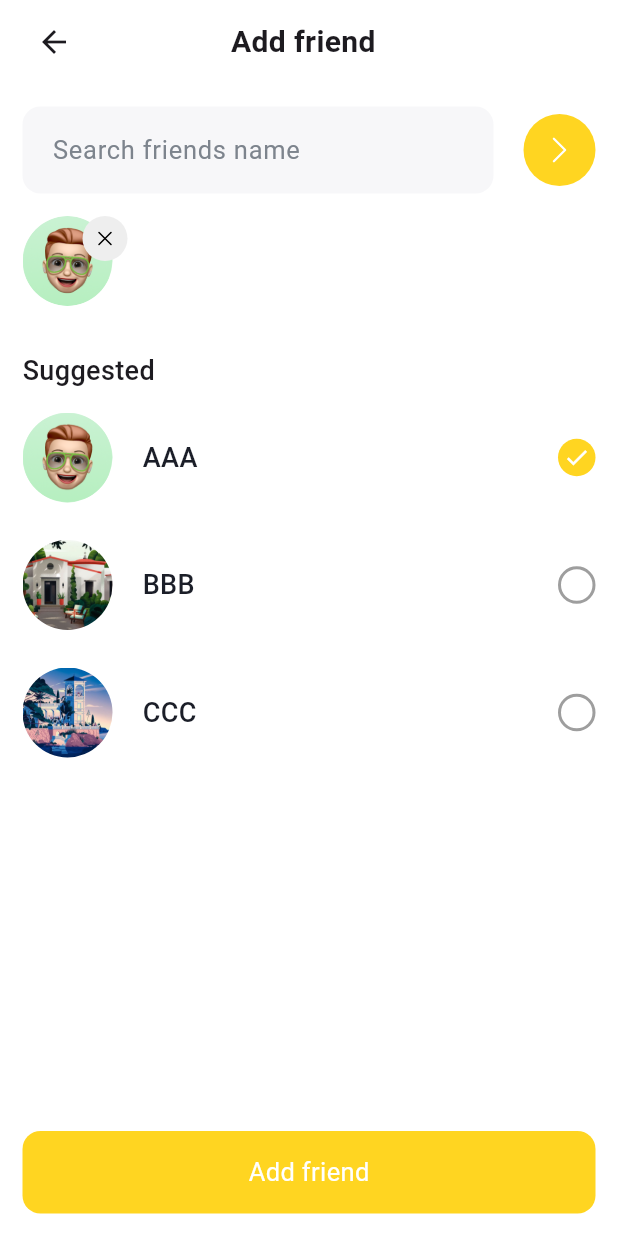
After one commit to Duonganhdu2002/Travel-Flanning-Chat-FE-Flutter, a Flutter app: the AddFriendPage screen opened directly, after a tap on "AAA", on a phone screen of 412 x 824 dp. The commit adds this screen. Run offline on Flutter 3.47's test engine with Material 3 defaults, Android fonts, the phone set to English and light mode, and no system bars; our stand-ins replace flutter_svg, google_fonts, image_picker, jwt_decoder, readmore, snippet_coder_utils and 1 more; missing offline and left inert: api_cache_manager; accounts and stored records are empty.

Commit message:
Them hinh anh, lam trang add friend

```diff
--- a/lib/components/combo_icon.dart
+++ b/lib/components/combo_icon.dart
@@ -1,4 +1,5 @@
 import 'package:flutter/material.dart';
+import 'package:flutter_app/pages/add_friend_page.dart';
 import 'package:flutter_svg/flutter_svg.dart';
 
 class ComboIcon extends StatelessWidget {
@@ -7,7 +8,10 @@ class ComboIcon extends StatelessWidget {
   void _onSelected(BuildContext context, String choice) {
     switch (choice) {
       case "1":
-        // Handle thêm bạn action here
+        Navigator.push(
+          context,
+          MaterialPageRoute(builder: (context) => const AddFriendPage()),
+        );
         break;
       case '2':
         // Handle xem danh sách nhóm action here
@@ -47,7 +51,7 @@ class ComboIcon extends StatelessWidget {
                     children: [
                       Icon(Icons.person_add),
                       SizedBox(width: 8),
-                      Text('List friend'),
+                      Text('Add friend'),
                     ],
                   ),
                 ),
--- a/lib/components/search_input.dart
+++ b/lib/components/search_input.dart
@@ -38,6 +38,18 @@ class SearchInput extends StatelessWidget {
                 border: InputBorder.none,
               ),
             ),
+
+          ),
+          ImageFiltered(
+            imageFilter: const ColorFilter.mode(
+              Color(0xFF7D848D),
+              BlendMode.srcATop,
+            ),
+            child: SvgPicture.asset(
+              "lib/images/RightArrow.svg",
+              width: 28,
+              height: 28,
+            ),
           ),
         ],
       ),
--- /dev/null
+++ b/lib/components/search_username.dart
@@ -0,0 +1,69 @@
+import 'package:flutter/material.dart';
+import 'package:flutter_svg/flutter_svg.dart';
+
+class SearchUsername extends StatelessWidget {
+  const SearchUsername({super.key});
+
+  @override
+  Widget build(BuildContext context) {
+    return Column(children: [
+      Row(
+        children: [
+          Expanded(
+            child: Container(
+              width: double.infinity,
+              decoration: BoxDecoration(
+                color: const Color(0xFFF7F7F9),
+                borderRadius: BorderRadius.circular(12),
+              ),
+              padding:
+                  const EdgeInsets.symmetric(horizontal: 20, vertical: 5),
+              child: const Row(
+                children: [
+                  Expanded(
+                    child: TextField(
+                      decoration: InputDecoration(
+                        hintText: 'Search friends name',
+                        hintStyle: TextStyle(
+                            color: Color(0xFF7D848D),
+                            fontSize: 17,
+                            fontWeight: FontWeight.w400),
+                        border: InputBorder.none,
+                      ),
+                    ),
+                  ),
+                  SizedBox(width: 10),
+
+                ],
+              ),
+            ),
+          ),
+          const SizedBox(
+            width: 20,
+          ),
+          Container(
+            decoration: BoxDecoration(
+              color: const Color(0xFFFFD521),
+              borderRadius: BorderRadius.circular(40),
+            ),
+            child: Stack(
+              children: [
+                IconButton(
+                  icon: ImageFiltered(
+                    imageFilter: const ColorFilter.mode(
+                        Colors.white, BlendMode.srcATop),
+                    child: SvgPicture.asset(
+                      "lib/images/RightArrow.svg",
+                      width: 24,
+                      height: 24,
+                    ),
+                  ), onPressed: () {  },
+                )
+              ],
+            ),
+          )
+        ],
+      ),
+    ]);
+  }
+}
--- /dev/null
+++ b/lib/pages/add_friend_page.dart
@@ -0,0 +1,213 @@
+import 'package:flutter/material.dart';
+import 'package:flutter_app/components/app_bar.dart';
+import 'package:flutter_app/components/search_username.dart';
+import 'package:flutter_app/models/list_friend_suggest_model.dart';
+import 'package:flutter_app/pages/details_page.dart';
+import 'package:flutter_svg/flutter_svg.dart';
+
+class AddFriendPage extends StatefulWidget {
+  const AddFriendPage({super.key});
+
+  @override
+  State<AddFriendPage> createState() => _AddFriendPageState();
+}
+
+class _AddFriendPageState extends State<AddFriendPage> {
+  List<String> selectedFriends = [];
+
+  void toggleSelection(String friendId) {
+    setState(() {
+      if (selectedFriends.contains(friendId)) {
+        selectedFriends.remove(friendId);
+      } else {
+        selectedFriends.add(friendId);
+      }
+    });
+  }
+
+  @override
+  Widget build(BuildContext context) {
+    return Scaffold(
+      appBar: const CustomBar(
+        leftWidget: BackButton(),
+        centerWidget1: Text(
+          "Add friend",
+          style: TextStyle(
+            fontSize: 20,
+            fontWeight: FontWeight.bold,
+          ),
+        ),
+        rightWidget: Text("               "),
+      ),
+      bottomNavigationBar: Padding(
+        padding: const EdgeInsets.all(15.0),
+        child: InkWell(
+          onTap: () {
+            Navigator.push(
+              context,
+              MaterialPageRoute(builder: (context) => const DetailsPage()),
+            );
+          },
+          child: Container(
+            decoration: BoxDecoration(
+              color: const Color(0xFFFFD521), // Background color
+              borderRadius: BorderRadius.circular(12), // BorderRadius
+            ),
+            height: 55,
+            width: double.infinity,
+            child: const Center(
+              child: Text(
+                'Add friend',
+                style: TextStyle(
+                  color: Colors.white, // Text color
+                  fontSize: 17,
+                ),
+              ),
+            ),
+          ),
+        ),
+      ),
+      backgroundColor: const Color(0xFFFFFFFF),
+      body: Padding(
+        padding: const EdgeInsets.all(15.0),
+        child: Column(
+          crossAxisAlignment: CrossAxisAlignment.start,
+          children: [
+            const SearchUsername(),
+            const SizedBox(height: 15),
+            if (selectedFriends.isNotEmpty)
+              SizedBox(
+                height: 80,
+                child: ListView.builder(
+                  scrollDirection: Axis.horizontal,
+                  itemCount: selectedFriends.length,
+                  itemBuilder: (context, index) {
+                    final selectedFriendId = selectedFriends[index];
+                    final friend = listFriendSuggestModel.firstWhere(
+                        (friend) => friend.userId == selectedFriendId);
+
+                    return Padding(
+                      padding: const EdgeInsets.only(right: 15.0),
+                      child: SizedBox(
+                        width: 70,
+                        child: Stack(
+                          children: [
+                            ClipRRect(
+                              borderRadius: BorderRadius.circular(40),
+                              child: Image.asset(
+                                friend.imagePath,
+                                width: 60,
+                                height: 60,
+                                fit: BoxFit.cover,
+                              ),
+                            ),
+                            Positioned(
+                              right: 0,
+                              child: Container(
+                                width: 30,
+                                height: 30,
+                                decoration: BoxDecoration(
+                                  color: Colors.grey[200],
+                                  borderRadius: BorderRadius.circular(40),
+                                ),
+                                child: IconButton(
+                                  padding: EdgeInsets.zero,
+                                  icon: SvgPicture.asset(
+                                    "lib/images/delete.svg",
+                                    width: 16,
+                                    height: 16,
+                                  ),
+                                  onPressed: () {
+                                    setState(() {
+                                      selectedFriends.removeAt(index);
+                                    });
+                                  },
+                                ),
+                              ),
+                            ),
+                          ],
+                        ),
+                      ),
+                    );
+                  },
+                ),
+              ),
+            const SizedBox(height: 10),
+            const Text(
+              "Suggested",
+              style: TextStyle(fontSize: 18, fontWeight: FontWeight.w500),
+            ),
+            const SizedBox(height: 15),
+            Expanded(
+              child: ListView.builder(
+                itemCount: listFriendSuggestModel.length,
+                itemBuilder: (context, index) {
+                  final friend = listFriendSuggestModel[index];
+                  final isSelected = selectedFriends.contains(friend.userId);
+                  return Padding(
+                    padding: const EdgeInsets.only(bottom: 25.0),
+                    child: InkWell(
+                      onTap: () => toggleSelection(friend.userId),
+                      child: Row(
+                        children: [
+                          ClipRRect(
+                            borderRadius: BorderRadius.circular(40),
+                            child: Image.asset(
+                              friend.imagePath,
+                              width: 60,
+                              height: 60,
+                              fit: BoxFit.cover,
+                            ),
+                          ),
+                          const SizedBox(width: 20),
+                          Expanded(
+                            child: Column(
+                              crossAxisAlignment: CrossAxisAlignment.start,
+                              children: [
+                                Text(
+                                  friend.userName,
+                                  style: const TextStyle(
+                                    color: Color(0xFF1B1E28),
+                                    fontSize: 18,
+                                    fontWeight: FontWeight.w500,
+                                  ),
+                                ),
+                              ],
+                            ),
+                          ),
+                          Container(
+                            width: 25,
+                            height: 25,
+                            decoration: BoxDecoration(
+                              shape: BoxShape.circle,
+                              border: Border.all(
+                                color: isSelected
+                                    ? Colors.transparent
+                                    : Colors.grey,
+                                width: 2,
+                              ),
+                              color: isSelected
+                                  ? const Color(0xFFFFD521)
+                                  : Colors.transparent,
+                            ),
+                            child: isSelected
+                                ? const Icon(
+                                    Icons.check,
+                                    color: Colors.white,
+                                    size: 18,
+                                  )
+                                : null,
+                          ),
+                        ],
+                      ),
+                    ),
+                  );
+                },
+              ),
+            ),
+          ],
+        ),
+      ),
+    );
+  }
+}
```
Also changed, not shown: lib/images/QR_Scan.svg (added), lib/images/User_QR.png (added).
